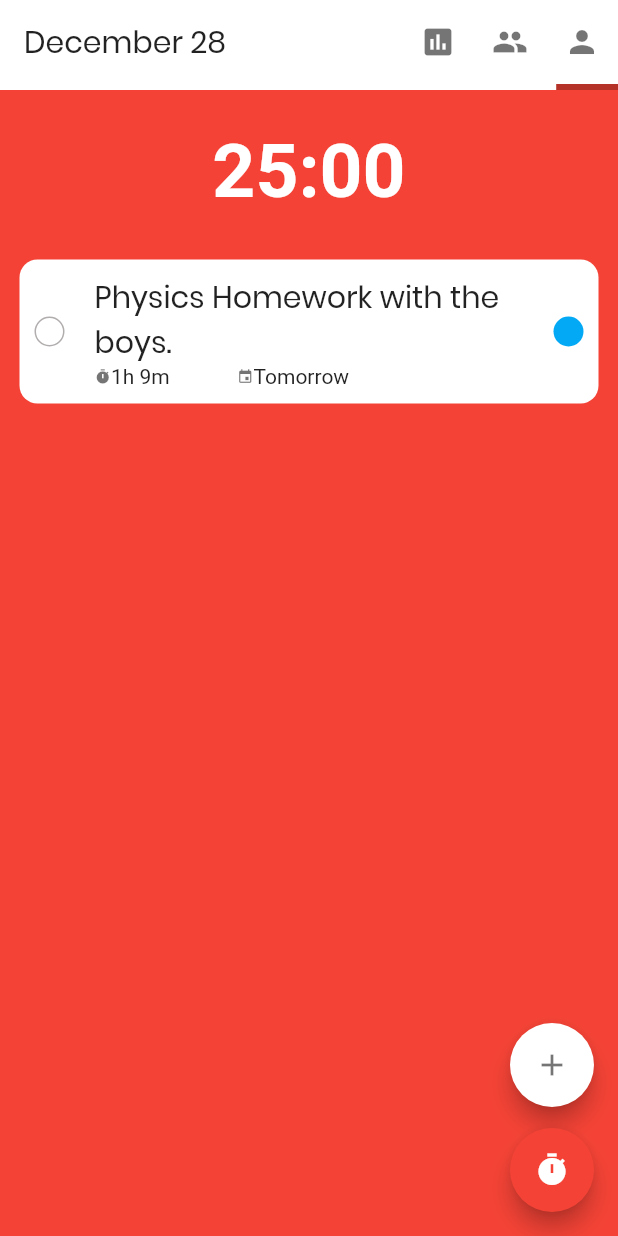
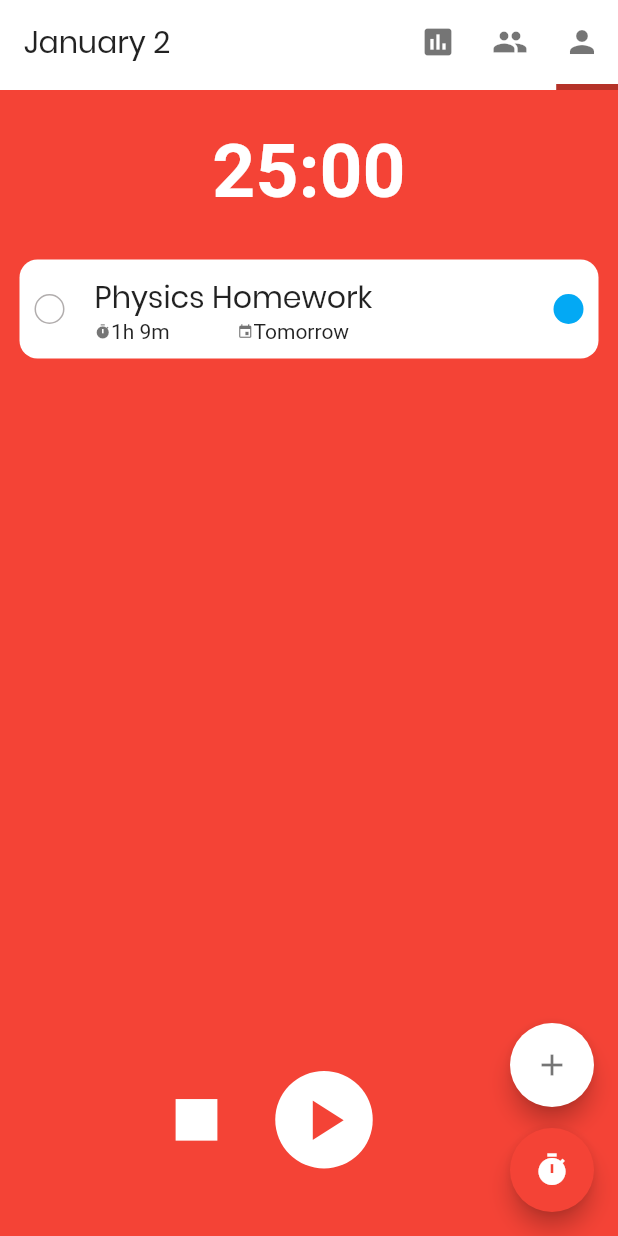
Before and after one commit to eriklangille/pomodoro, a Flutter app: the screen it shows after launch, after a tap on the "add" icon, after a tap on the "timer" icon, on a phone screen of 412 x 824 dp. Run offline on Flutter 3.47's test engine with Material 2 defaults, Android fonts, the phone set to English and light mode, and no system bars; our stand-ins replace flutter_redux, redux.

Commit message:
Added time controls.

```diff
--- a/lib/data/reducer.dart
+++ b/lib/data/reducer.dart
@@ -4,7 +4,8 @@ import 'package:pomodoro/data/state.dart';
 AppState appReducer(AppState state, action) => AppState(
     tasksReducer(state.tasks, action),
     timeStateReducer(state.timeState, action),
-    countdownTimeReducer(state.countdownTime, action)
+    countdownTimeReducer(state.countdownTime, action),
+    countdownReducer(state.countdown, action),
 );
 
 final Reducer<List<TaskItem>> tasksReducer = combineReducers([
@@ -28,6 +29,10 @@ TimeState _displayNone(TimeState timeState, DisplayNoneAction action) => TimeSta
 final Reducer<int> countdownTimeReducer = TypedReducer<int, UpdateTimeAction>(_updateTime);
 
 int _updateTime(int countdownTime, UpdateTimeAction action) => countdownTime = action.newTime;
+
+final Reducer<bool> countdownReducer = TypedReducer<bool, PlayPauseAction>(_playPause);
+
+bool _playPause(bool countdown, PlayPauseAction action) => countdown ? false : true;
 
 // Needs to be moved to actions.dart file eventually but I'm too lazy right now.
 
@@ -53,3 +58,6 @@ class UpdateTimeAction {
 
   UpdateTimeAction(this.newTime);
 }
+
+class PlayPauseAction {
+}
--- a/lib/data/state.dart
+++ b/lib/data/state.dart
@@ -5,10 +5,11 @@ class AppState {
   final List<TaskItem> tasks;
   final TimeState timeState;
   final int countdownTime;
+  final bool countdown;
 
-  AppState(this.tasks, this.timeState, this.countdownTime);
+  AppState(this.tasks, this.timeState, this.countdownTime, this.countdown);
 
-  factory AppState.initial() => AppState(List.unmodifiable([]), TimeState.none, 0);
+  factory AppState.initial() => AppState(List.unmodifiable([]), TimeState.none, 0, true);
 }
 
 class TaskItem {
--- a/lib/screens/home/home.dart
+++ b/lib/screens/home/home.dart
@@ -1,7 +1,9 @@
 import 'package:flutter/material.dart';
 import 'package:flutter_redux/flutter_redux.dart';
 import 'package:pomodoro/data/reducer.dart';
+import 'package:intl/intl.dart';
 import 'package:pomodoro/screens/home/widgets/tasklist/index.dart';
+import 'package:pomodoro/screens/home/widgets/time_controls/index.dart';
 import 'package:pomodoro/widgets/progress_bar/index.dart';
 import 'package:pomodoro/data/state.dart';
 import 'package:redux/redux.dart';
@@ -16,6 +18,7 @@ class MyApp extends StatelessWidget {
       title: 'Pomodoro',
       theme: ThemeData(
         primaryColor: Colors.white,
+        accentColor: Colors.red,
       ),
       home: Pomodoro(),
     );
@@ -38,7 +41,7 @@ class PomodoroState extends State<Pomodoro> {
   Widget build(BuildContext context) {
     return  Scaffold(
       appBar: AppBar(
-          title: Text("December 28", style: TextStyle(fontFamily: 'Poppins', color: Colors.black87)),
+          title: Text(DateFormat('MMMM d').format(DateTime.now()), style: TextStyle(fontFamily: 'Poppins', color: Colors.black87)),
           elevation: 0,
           actions: <Widget>[
             IconButton(icon: Icon(Icons.insert_chart, color: Colors.black54),
@@ -83,7 +86,8 @@ class PomodoroState extends State<Pomodoro> {
           children: [
             vm.store.state.timeState == TimeState.pomodoroTime ? ProgressBar(progress: 0.9) : Container(),
             vm.store.state.timeState == TimeState.pomodoroTime ? _clock(25, 0) : Container(),
-            Expanded(child: new TaskList(items: vm.items, timeState: vm.store.state.timeState,))
+            Expanded(child: new TaskList(items: vm.items, timeState: vm.store.state.timeState,)),
+            vm.store.state.timeState == TimeState.pomodoroTime ? ButtonControls(start: vm.store.state.countdown, onPlayPause: () => vm.playPause(),) : Container (),
           ]
         ),
       );
@@ -109,7 +113,7 @@ class PomodoroState extends State<Pomodoro> {
             heroTag: 'add_timer',
             onPressed: () {
               print("Nice");
-              vm.addItem(TaskItem("Physics Homework with the boys.", Colors.lightBlue, false, 69, new DateTime.now(), DateTime(0)));
+              vm.addItem(TaskItem("Physics Homework", Colors.lightBlue, false, 69, new DateTime.now(), DateTime(0)));
             },
             backgroundColor: Colors.white,
             child: Icon(Icons.add, color: Colors.black54,),),
@@ -135,12 +139,14 @@ class _ViewModel {
     this.store,
     this.addItem,
     this.switchMode,
+    this.playPause,
   });
 
   final List<TaskItem> items;
   final Store<AppState> store;
   final Function(TaskItem) addItem;
   final Function() switchMode;
+  final Function() playPause;
 
   static _ViewModel fromStore(Store<AppState> store) {
     return _ViewModel(
@@ -148,6 +154,7 @@ class _ViewModel {
       store: store,
       addItem: (item) => store.dispatch(new AddItemAction(item)),
       switchMode: () => store.dispatch(new DisplayPomodoroAction()),
+      playPause: () => store.dispatch(new PlayPauseAction())
     );
   }
 
--- a/lib/screens/home/widgets/tasklist/tasklist.dart
+++ b/lib/screens/home/widgets/tasklist/tasklist.dart
@@ -46,7 +46,7 @@ class _TaskListState extends State<TaskList> {
                 Column(
                   crossAxisAlignment: CrossAxisAlignment.start,
                 children: [
-                  Text(task.taskTitle, style: _titleStyle, textAlign: TextAlign.left),
+                  Text(task.taskTitle, style: _titleStyle, maxLines: 1, softWrap: false, overflow: TextOverflow.fade, textAlign: TextAlign.left),
                   Row(
                   mainAxisAlignment: MainAxisAlignment.start,
                   children: [
--- /dev/null
+++ b/lib/screens/home/widgets/time_controls/index.dart
@@ -0,0 +1 @@
+export 'time_controls.dart';
--- /dev/null
+++ b/lib/screens/home/widgets/time_controls/time_controls.dart
@@ -0,0 +1,41 @@
+import 'package:flutter/material.dart';
+
+class ButtonControls extends StatelessWidget {
+  final bool start;
+  final Function() onPlayPause;
+
+  ButtonControls({this.start, this.onPlayPause});
+
+  @override
+  Widget build(BuildContext context) => Container(
+    decoration: BoxDecoration(
+      color: Colors.red,
+    ),
+    padding: EdgeInsets.fromLTRB(10, 25, 10, 25),
+    alignment: Alignment(0,0),
+    child:  Container(alignment: Alignment(0,0), width: 255, /*color: Colors.orange,*/ child: FractionallySizedBox (
+        widthFactor: 1,
+        alignment: Alignment.center,
+        child: Row(
+          crossAxisAlignment: CrossAxisAlignment.center,
+          children: <Widget>[
+            Container(
+//              color: Colors.lightBlue,
+              child: Icon(Icons.stop, size: 55, color: Colors.white,),
+              padding: EdgeInsets.all(25),
+           ),
+        new GestureDetector(
+            onTap: () => onPlayPause(),
+            child: Container(
+              decoration: BoxDecoration(
+                shape: BoxShape.circle,
+                color: Colors.white,
+              ),
+              padding: EdgeInsets.all(10),
+              child: Icon(start ? Icons.play_arrow : Icons.pause, size: 45, color: Colors.red,),
+          ))
+        ],
+      )
+    ),
+  ));
+}
```
